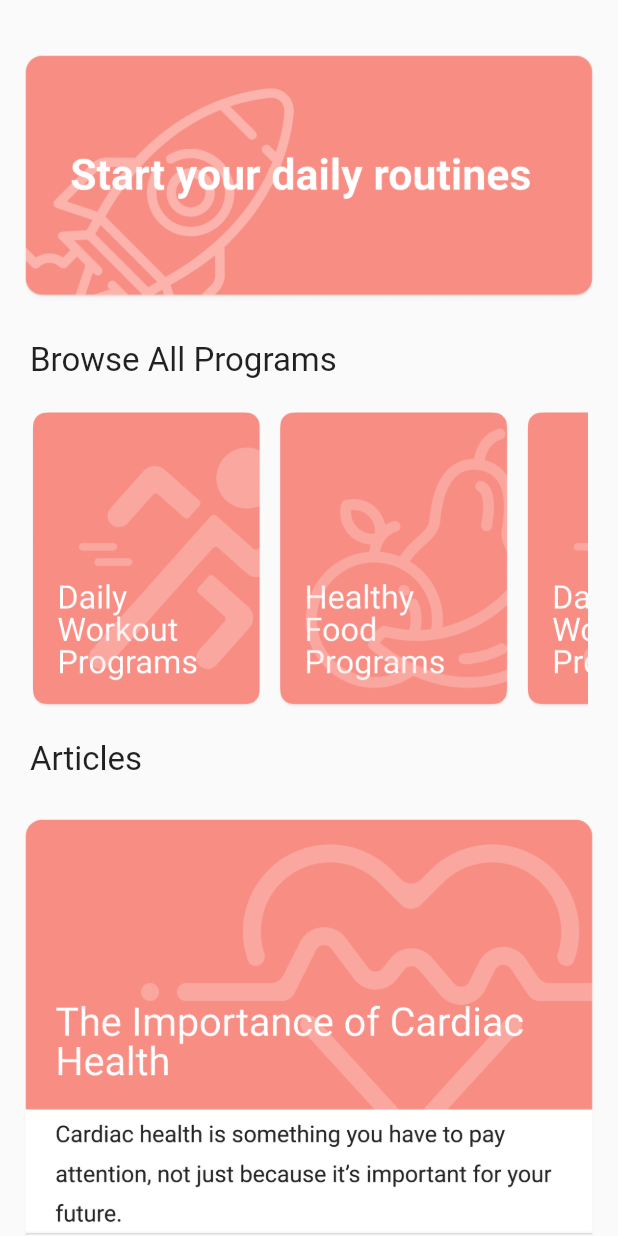
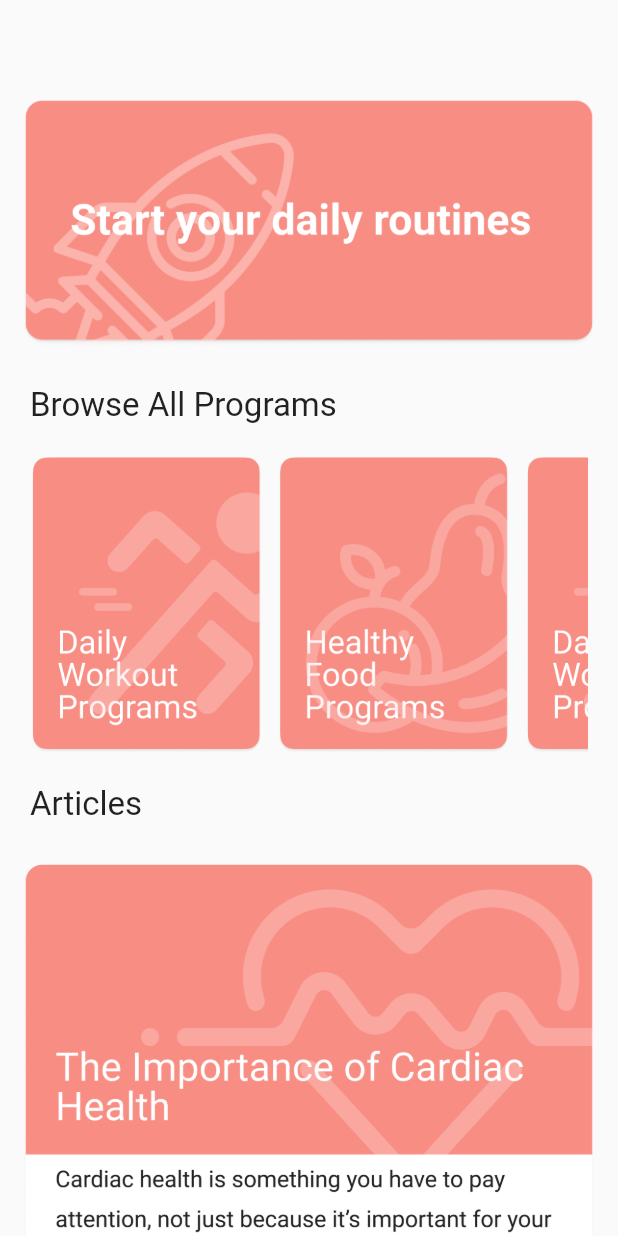
Before and after one commit to nathasyae/heartrate, a Flutter app: the Programs screen opened directly, on a phone screen of 412 x 824 dp. Run offline on Flutter 3.47's test engine with Material 2 defaults, Android fonts, the phone set to English and light mode, and no system bars; our stand-ins replace camera, charts_flutter, cloud_firestore, firebase_auth, firebase_core, fluttertoast and 2 more; accounts and stored records are empty.

```diff
--- a/lib/pages/dailyroutines.dart
+++ b/lib/pages/dailyroutines.dart
@@ -2,6 +2,7 @@ import 'package:camera/camera.dart';
 import 'package:flutter/cupertino.dart';
 import 'package:flutter/material.dart';
 import 'package:flutter/rendering.dart';
+import 'package:heartrate/BottomNavPage.dart';
 import 'package:heartrate/components/button.dart';
 import 'package:wakelock/wakelock.dart';
 // import 'chart.dart';
@@ -142,6 +143,7 @@ class ResultView extends State<DailyRoutines> {
           ),
         ],
       ),
+      bottomNavigationBar: BottomNavPage(),
     );
   }
 
--- a/lib/pages/login.dart
+++ b/lib/pages/login.dart
@@ -106,6 +106,7 @@ class _LoginState extends State<Login> {
                   style: TextStyle(fontSize: 16.0),
                 ),
               ),
+              SizedBox(height: 20),
               GestureDetector(
                 onTap: () {
                   Navigator.push(
--- a/lib/pages/programs.dart
+++ b/lib/pages/programs.dart
@@ -55,7 +55,7 @@ class ResultView extends State<Programs> {
                 child: new ListView(
                   scrollDirection: Axis.vertical, // =================================== ROOT COLUMN BEGINS=====<<<
                   children: <Widget>[
-                    SizedBox(height: 20),
+                    SizedBox(height: 50),
 
                     // ============ #1 CARD BEGINS
 
```
Also changed, not shown: lib/app.dart (added, +95 -0 lines), lib/tab_navigator.dart (added, +35 -0 lines), assets/images/Frame 2.png (added), assets/images/logo.png, 20 other files.
